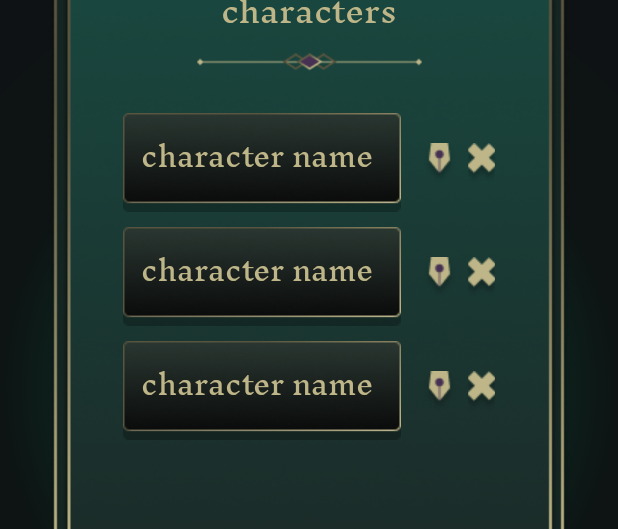
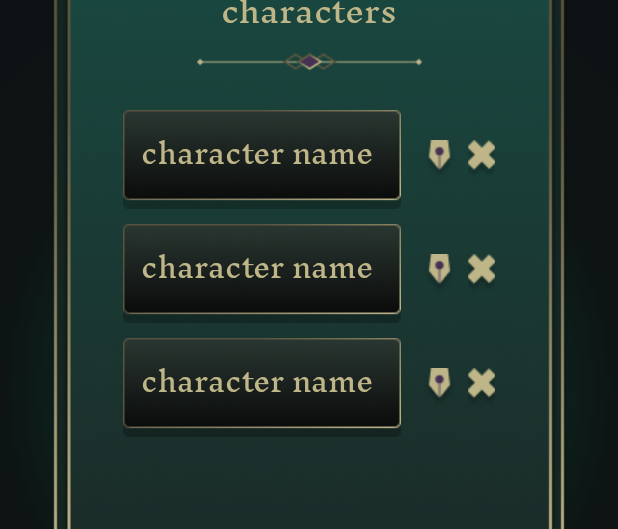
Before and after one commit to plowsters/PocketGrimoire, an Android app: the layout activity_character_list.xml on its own in the app's theme, with its tools: preview values and no code run, on a phone screen of 412 x 824 dp. Shown: the part 231-760 px from the top of the screen. Run offline under Robolectric (Android 15) with nearby library versions, the phone set to English and light mode, and no system bars.

Commit message:
fixed height for character list recycler view

```diff
--- a/app/src/main/res/layout/activity_character_list.xml
+++ b/app/src/main/res/layout/activity_character_list.xml
@@ -36,13 +36,12 @@
     <androidx.recyclerview.widget.RecyclerView
         android:id="@+id/characterListDisplayRecyclerView"
         android:layout_width="0dp"
-        android:layout_height="300dp"
-        android:layout_marginTop="30dp"
-        android:layout_marginBottom="100dp"
+        android:layout_height="350dp"
+        android:layout_marginTop="28dp"
         android:orientation="vertical"
         android:padding="2dp"
         app:layout_constraintEnd_toEndOf="parent"
-        app:layout_constraintHorizontal_bias="1.0"
+        app:layout_constraintHorizontal_bias="0.0"
         app:layout_constraintStart_toStartOf="parent"
         app:layout_constraintTop_toTopOf="@+id/lineDecoratorImageView"
         tools:listitem="@layout/character_list_recycler_item" />
```
